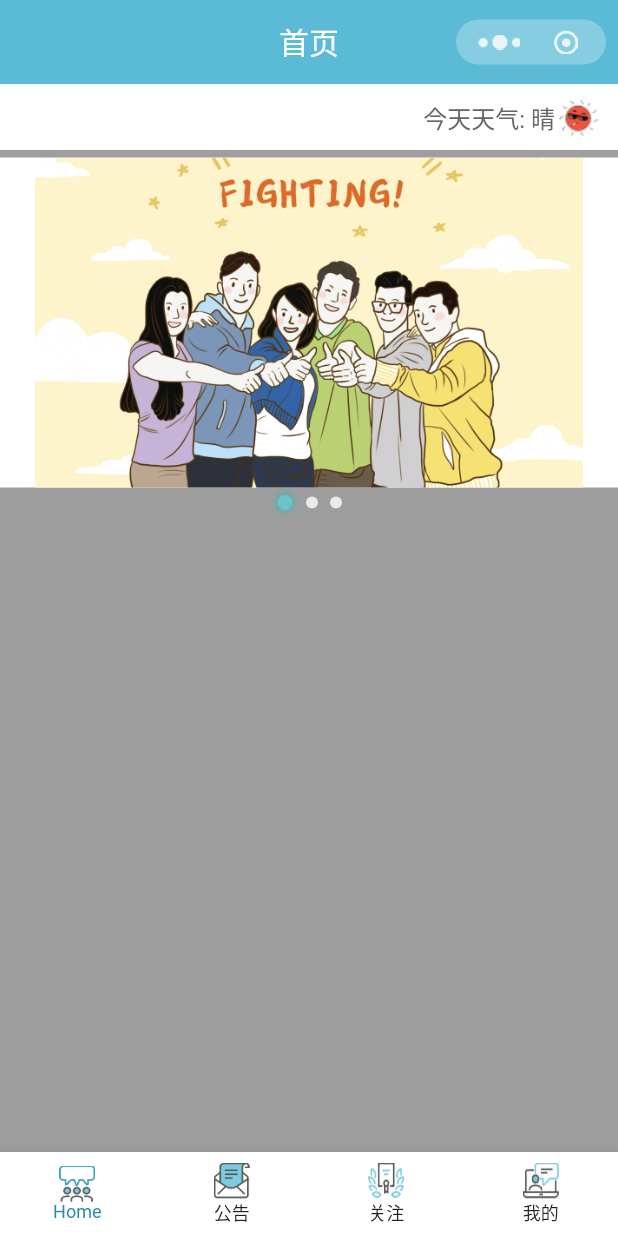
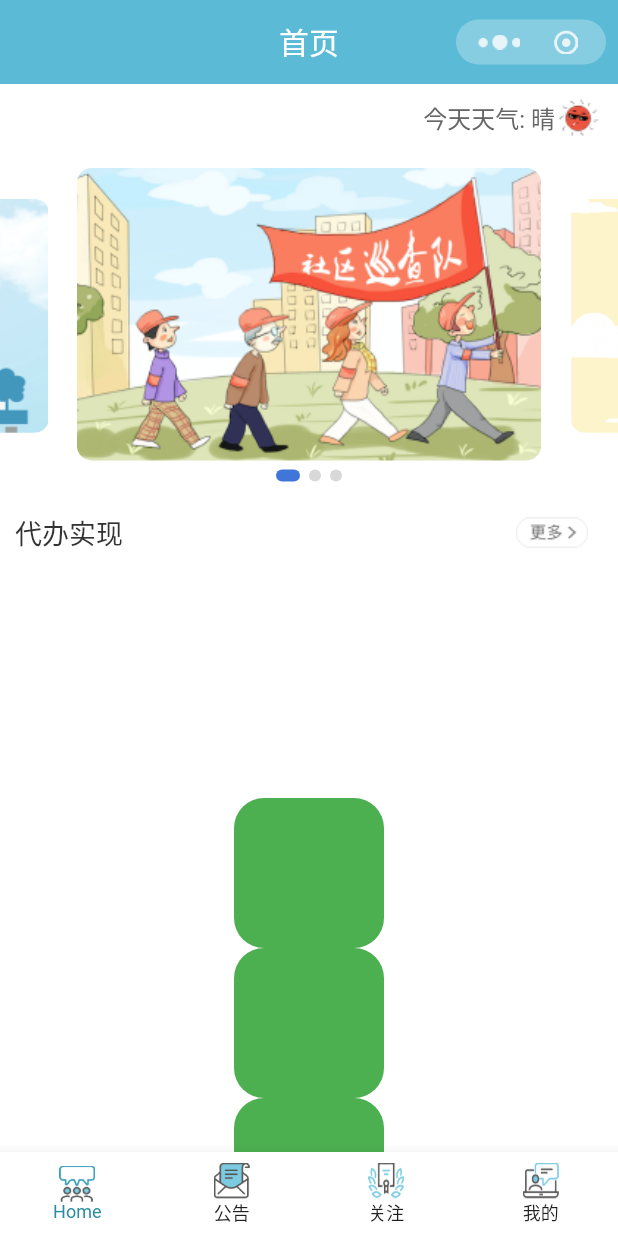
Before and after one commit to hxh129/ep_project, a Flutter app: the screen it shows after launch, on a phone screen of 412 x 824 dp. Run offline on Flutter 3.47's test engine with Material 2 defaults, Android fonts, the phone set to English and light mode, and no system bars.

Commit message:
图标及首页

```diff
--- a/lib/page/home/home_page.dart
+++ b/lib/page/home/home_page.dart
@@ -11,13 +11,27 @@ class HomePage extends BasePage {
 }
 
 class _HomePageState extends State<HomePage> {
-  PageController _pageController = PageController();
-  double _currentPage = 0;
-  int _viewPageItemCount = 3;
+  PageController _pageController = PageController(
+    initialPage: 1,
+    viewportFraction: 0.8,
+  );
+  double _currentPage = 1.0;
+  int _selectedPage = 0;
+
+  // int _viewPageItemCount = 3;
+
+  double _pageHeight = 205.0;
+  double _scaleFactor = 0.8;
+
   late List<String> _vpImages;
+
   @override
   void initState() {
-    _vpImages =['images/icon_vp1.png','images/icon_vp2.png','images/icon_vp3.png',];
+    _vpImages = [
+      'images/icon_vp1.png',
+      'images/icon_vp2.png',
+      'images/icon_vp3.png',
+    ];
 
     _pageController.addListener(() {
       setState(() {
@@ -32,7 +46,7 @@ class _HomePageState extends State<HomePage> {
     // final size =MediaQuery.of(context).size;
     // final width =size.width;
     return Scaffold(
-      backgroundColor: Colors.grey,
+      backgroundColor: Colors.white,
       appBar: AppBar(
         backgroundColor: ColorUtil.color_5BBBD6,
         elevation: 0,
@@ -84,17 +98,17 @@ class _HomePageState extends State<HomePage> {
         title: Text(widget.title),
         centerTitle: true,
       ),
-      body: Center(
-        child: Column(
+      body: Column(
         mainAxisAlignment: MainAxisAlignment.start,
         crossAxisAlignment: CrossAxisAlignment.center,
+
         children: [
           Container(
             height: 44,
             color: Colors.white,
             alignment: Alignment.centerRight,
             padding: EdgeInsets.symmetric(horizontal: 10),
-              margin: EdgeInsets.only(bottom: 5),
+            margin: EdgeInsets.only(bottom: 2),
             child: Row(mainAxisSize: MainAxisSize.min, children: [
               Expanded(child: Container()),
               Text(
@@ -107,21 +121,43 @@ class _HomePageState extends State<HomePage> {
               Image(image: AssetImage('images/icon_weather.png'))
             ]),
           ),
-            SingleChildScrollView(
+          Expanded(
+              child: SingleChildScrollView(
+                physics: BouncingScrollPhysics(),
             child: Column(
               children: [
                 Container(
-                    height: 220,
+                  height: _pageHeight,
+                  padding: EdgeInsets.only(top: 10),
+                  child: GestureDetector(
+                    onHorizontalDragEnd: (de) {
+                      print("end----");
+                    },
+                    onHorizontalDragCancel: () {
+                      print("cancel----");
+                    },
                     child: PageView.builder(
                       controller: _pageController,
-                      itemCount: _viewPageItemCount,
+                      itemCount: _vpImages.length + 2,
+                      onPageChanged: (index) async {
+                        print("pageChange--->$index");
+                        if (index == 0) {
+                          _selectedPage = _vpImages.length - 1;
+                          await Future.delayed(Duration(milliseconds: 400));
+                          _pageController.jumpToPage(_vpImages.length);
+                        } else if (index == _vpImages.length + 1) {
+                          _selectedPage = 0;
+                          await Future.delayed(Duration(milliseconds: 400));
+                          _pageController.jumpToPage(1);
+                        } else {
+                          _selectedPage = index - 1;
+                        }
+                        // _selectedPage = index;
+                      },
                       itemBuilder: (BuildContext context, int index) {
-                        return SizedBox(height: 200,width:100,
-                          child: ClipRRect(
-                            child: Image(image: AssetImage(_vpImages[index]),),
-                            borderRadius:BorderRadius.all(Radius.circular(20)),
-                          ));
+                        return _buildPageItem(index);
                       },
+                    ),
                   ),
                   color: Colors.white,
                 ),
@@ -133,50 +169,148 @@ class _HomePageState extends State<HomePage> {
                     mainAxisSize: MainAxisSize.min,
                     children: _buildPageIndicator(),
                   ),
-                  )
+                ),
+                Container(
+                  padding: EdgeInsets.fromLTRB(10, 8, 0, 8),
+                  height: 205,
+                  child: Column(
+                    children: [
+                      Container(
+                        alignment: Alignment.center,
+                        height: 40,
+                        padding: EdgeInsets.only(right: 20),
+                        child: Row(
+                          mainAxisAlignment: MainAxisAlignment.spaceBetween,
+                          children: [
+                            Text(
+                              "代办实现",
+                              style: TextStyle(
+                                  fontSize: 18, color: Color(0xFF333333)),
+                            ),
+                           IconButton(onPressed: (){},padding: EdgeInsets.all(0), icon:Image.asset('images/icon_more.png'),)
                           ],
                         ),
-            )
+                      ),
+                      Expanded(child: Container()),
                     ],
+                  ),
+                ),
+                ClipRRect(
+                  child: Container(
+                    color: Colors.green,
+                    height: 100,
+                    width: 100,
+                  ),
+                  borderRadius: BorderRadius.all(Radius.circular(20)),
+                ),
+                ClipRRect(
+                  child: Container(
+                    color: Colors.green,
+                    height: 100,
+                    width: 100,
+                  ),
+                  borderRadius: BorderRadius.all(Radius.circular(20)),
+                ),
+                ClipRRect(
+                  child: Container(
+                    color: Colors.green,
+                    height: 100,
+                    width: 100,
+                  ),
+                  borderRadius: BorderRadius.all(Radius.circular(20)),
+                ),
+                ClipRRect(
+                  child: Container(
+                    color: Colors.green,
+                    height: 100,
+                    width: 100,
+                  ),
+                  borderRadius: BorderRadius.all(Radius.circular(20)),
+                ),
+              ],
+            ),
+          ))
+        ],
+      ),
+    );
+  }
+
+  Widget _buildPageItem(int index) {
+    Matrix4 matrix4 = Matrix4.identity();
+    if (index == _currentPage.floor()) {
+      ///当前页
+      var currentScale = 1 - (_currentPage - index) * (1 - _scaleFactor);
+      var currTans = _pageHeight * (1 - currentScale) / 2;
+      matrix4 = Matrix4.diagonal3Values(1.0, currentScale, 1.0)
+        ..setTranslationRaw(0.0, currTans, 0.0);
+    } else if (index == _currentPage.floor() + 1) {
+      ///往左边滑动
+      var currentScale =
+          _scaleFactor + (_currentPage - index + 1) * (1 - _scaleFactor);
+      var currTans = _pageHeight * (1 - currentScale) / 2;
+      matrix4 = Matrix4.diagonal3Values(1.0, currentScale, 1.0)
+        ..setTranslationRaw(0.0, currTans, 0.0);
+    } else if (index == _currentPage.floor() - 1) {
+      ///左边
+      var currentScale = 1 - (_currentPage - index) * (1 - _scaleFactor);
+      var currTans = _pageHeight * (1 - currentScale) / 2;
+      matrix4 = Matrix4.diagonal3Values(1.0, currentScale, 1.0)
+        ..setTranslationRaw(1.0, currTans, 1.0);
+    } else {
+      matrix4 = Matrix4.diagonal3Values(1.0, _scaleFactor, 1.0)
+        ..setTranslationRaw(0.0, _pageHeight * (1 - _scaleFactor) / 2, 0.0);
+    }
+    String imagePathname;
+    if (index == 0) {
+      imagePathname = _vpImages[_vpImages.length - 1];
+    } else if (index == _vpImages.length + 1) {
+      imagePathname = _vpImages[0];
+    } else {
+      imagePathname = _vpImages[index - 1];
+    }
+    return Transform(
+      transform: matrix4,
+      child: Padding(
+        padding: EdgeInsets.symmetric(horizontal: 10),
+        child: Container(
+          decoration: BoxDecoration(
+              image: DecorationImage(
+                image: AssetImage(
+                  imagePathname,
+                ),
+                fit: BoxFit.fill,
+              ),
+              borderRadius: BorderRadius.all(Radius.circular(10))),
+          // color: index == 0
+          //     ? Colors.red
+          //     : (index == 1 ? Colors.blueAccent : Colors.green),
         ),
       ),
     );
   }
 
   List<Widget> _buildPageIndicator() {
+    // print("_buildPageIndicator__currentPage:$_currentPage");
     List<Widget> list = [];
-    for (int i = 0; i < _viewPageItemCount; i++) {
-      list.add(i == _currentPage ? _indicator(true) : _indicator(false));
+    for (int i = 0; i < _vpImages.length; i++) {
+      list.add(i == _selectedPage ? _indicator(true) : _indicator(false));
     }
     return list;
   }
 
   Widget _indicator(bool isActive) {
     return Container(
+      alignment: Alignment.center,
       height: 10,
       child: AnimatedContainer(
-        duration: Duration(milliseconds: 150),
-        margin: EdgeInsets.symmetric(horizontal: 4.0),
-        height: isActive ? 10 : 8.0,
-        width: isActive ? 12 : 8.0,
+        duration: Duration(microseconds: 150),
+        margin: EdgeInsets.symmetric(horizontal: 3),
+        height: 8.0,
+        width: isActive ? 16 : 8.0,
         decoration: BoxDecoration(
-          boxShadow: [
-            isActive
-                ? BoxShadow(
-                    color: Color(0XFF2FB7B2).withOpacity(0.72),
-                    blurRadius: 4.0,
-                    spreadRadius: 1.0,
-                    offset: Offset(
-                      0.0,
-                      0.0,
-                    ),
-                  )
-                : BoxShadow(
-                    color: Colors.transparent,
-                  )
-          ],
-          shape: BoxShape.circle,
-          color: isActive ? Color(0XFF6BC4C9) : Color(0XFFEAEAEA),
+          shape: BoxShape.rectangle,
+          borderRadius: BorderRadius.circular(4),
+          color: isActive ? Color(0XFF4076DA) : Color(0XFFD8D8D8),
         ),
       ),
     );
--- a/lib/page/mine/mine_page.dart
+++ b/lib/page/mine/mine_page.dart
@@ -14,6 +14,22 @@ class _MinePageState extends State<MinePage> {
   Widget build(BuildContext context) {
     return Scaffold(
       appBar: AppBar(title: Text("我的"),backgroundColor: ColorUtil.color_5BBBD6,elevation: 0,) ,
+      body: Center(
+        child: SingleChildScrollView(
+          child: Column(
+            children: [
+              Container(height: 100,color: ColorUtil.color_2B8BA6,
+              margin: EdgeInsets.all(10),),
+              Container(height: 100,color: ColorUtil.color_2B8BA6,
+                margin: EdgeInsets.all(10),), Container(height: 100,color: ColorUtil.color_2B8BA6,
+                margin: EdgeInsets.all(10),), Container(height: 100,color: ColorUtil.color_2B8BA6,
+                margin: EdgeInsets.all(10),), Container(height: 100,color: ColorUtil.color_2B8BA6,
+                margin: EdgeInsets.all(10),), Container(height: 100,color: ColorUtil.color_2B8BA6,
+                margin: EdgeInsets.all(10),),
+            ],
+          ),
+        ),
+      ),
     );
   }
 }
--- a/lib/page/util/color_util.dart
+++ b/lib/page/util/color_util.dart
@@ -7,4 +7,5 @@ import 'package:flutter/cupertino.dart';
   static final color_2B8BA6 = Color(0xFF2B8BA6);
   static final color_5BBBD6 = Color(0xFF5BBBD6);
   static final color_666666 = Color(0xFF666666);
+  static final background = Color(0xFFF4F4F4);
 }
```
Also changed, not shown: images/icon_more.png (added), images/icon_vp1.png, images/icon_vp3.png. Lines whose indentation alone changed are shown as unchanged.
